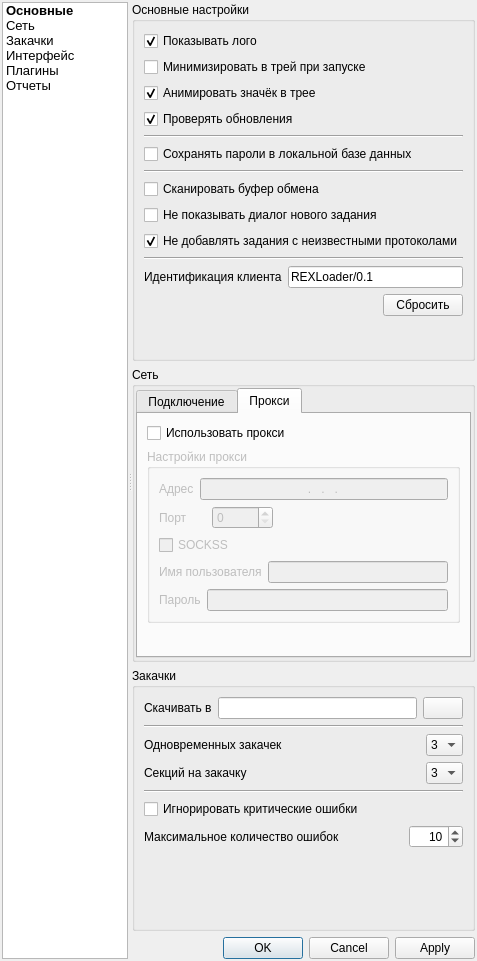
Qt form REXLoader/settingsdialog.ui (RA9OAJ/rexloader) before a commit.
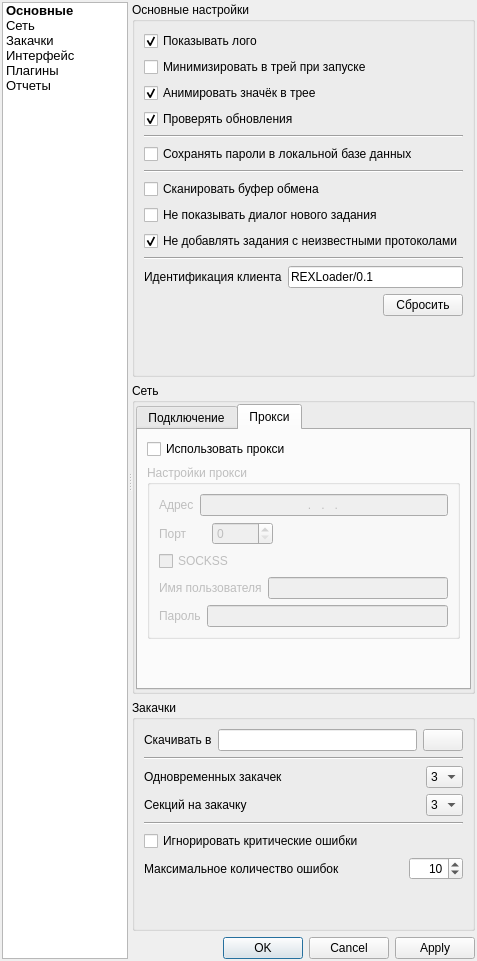
The same form after that commit. The open tabs and pages were chosen to show the change.

What changed in the file:
```diff
--- a/REXLoader/settingsdialog.ui
+++ b/REXLoader/settingsdialog.ui
@@ -857,7 +857,7 @@
             <property name="sizeHint" stdset="0">
              <size>
               <width>20</width>
-              <height>88</height>
+              <height>40</height>
              </size>
             </property>
            </spacer>
```
Left out of the diff: 2 changed lines with no effect on the pictures.
